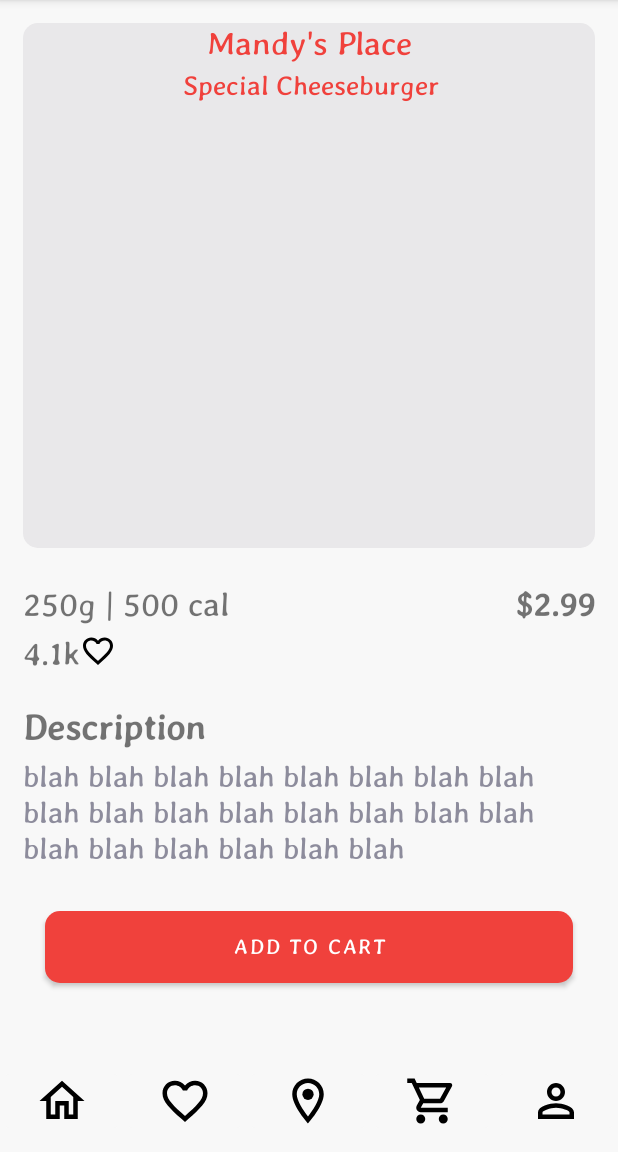
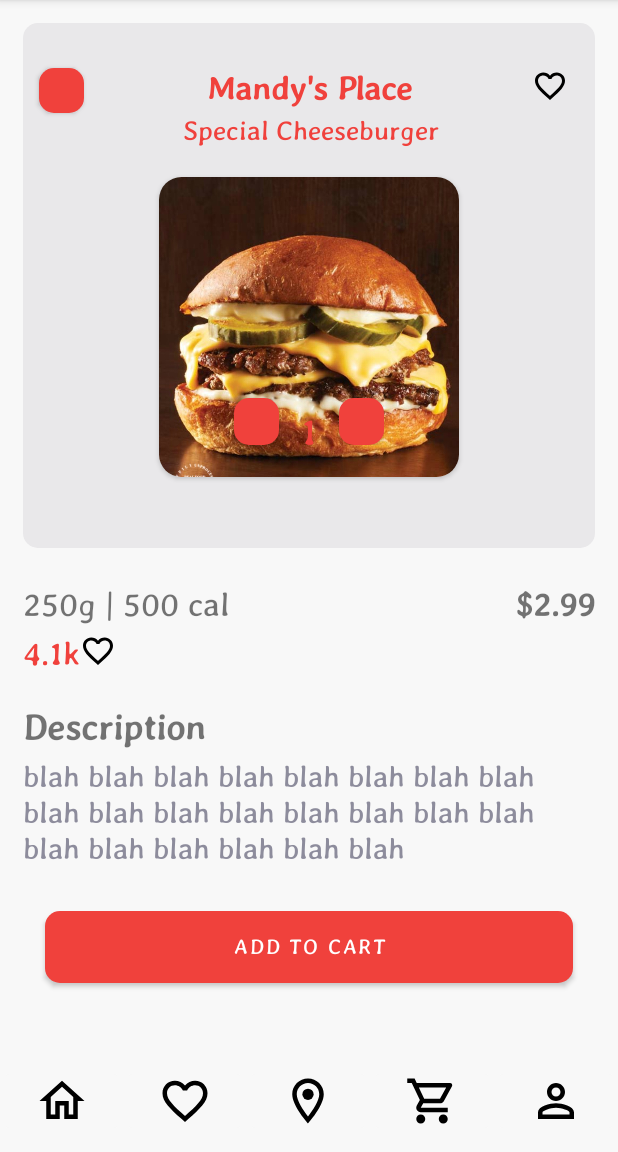
Before and after one commit to mahsaghaderan99/AndroidDemo, an Android app: the screen it shows after launch (MainActivity), on a phone screen of 412 x 824 dp, the part 84-1236 px from its top. Run offline under Robolectric (Android 15) with nearby library versions, the phone set to English and light mode, and no system bars.

Commit message:
Add main image and orther buttons

```diff
--- a/AndroidDemo/app/src/main/res/layout/activity_main.xml
+++ b/AndroidDemo/app/src/main/res/layout/activity_main.xml
@@ -8,16 +8,19 @@
     android:orientation="vertical"
     tools:context=".MainActivity">
 
+
     <androidx.constraintlayout.widget.ConstraintLayout
         android:id="@+id/frameLayout"
         android:layout_width="match_parent"
         android:layout_height="350dp"
         android:layout_margin="15dp"
+        android:layout_marginTop="16dp"
         android:layout_weight="1"
         android:background="@drawable/round_corner"
         android:orientation="vertical"
         android:visibility="visible"
         app:layout_constraintEnd_toEndOf="parent"
+        app:layout_constraintHorizontal_bias="1.0"
         app:layout_constraintStart_toStartOf="parent"
         app:layout_constraintTop_toTopOf="parent">
 
@@ -25,6 +28,7 @@
             android:id="@+id/company_name"
             android:layout_width="wrap_content"
             android:layout_height="wrap_content"
+            android:layout_marginTop="30dp"
             android:clickable="false"
             android:ems="10"
             android:fontFamily="@font/averia_gruesa_libre"
@@ -33,6 +37,7 @@
             android:textAlignment="center"
             android:textAppearance="@style/TextAppearance.AppCompat.Large"
             android:textColor="@color/red"
+            android:textFontWeight="1000"
             app:layout_constraintEnd_toEndOf="parent"
             app:layout_constraintStart_toStartOf="parent"
             app:layout_constraintTop_toTopOf="parent" />
@@ -54,8 +59,105 @@
             app:layout_constraintHorizontal_bias="0.502"
             app:layout_constraintStart_toStartOf="parent"
             app:layout_constraintTop_toBottomOf="@+id/company_name" />
+
+        <androidx.cardview.widget.CardView
+            android:id="@+id/burgurCardView"
+            android:layout_width="200dp"
+            android:layout_height="200dp"
+            android:layout_marginTop="20dp"
+            android:elevation="10dp"
+            app:cardCornerRadius="15dp"
+            app:layout_constraintEnd_toEndOf="parent"
+            app:layout_constraintStart_toStartOf="parent"
+            app:layout_constraintTop_toBottomOf="@+id/item_name">
+
+            <ImageView
+                android:id="@+id/imageView2"
+                android:layout_width="match_parent"
+                android:layout_height="match_parent"
+                android:background="@drawable/round_corner"
+                android:src="@drawable/burger"
+                app:layout_constraintBottom_toBottomOf="parent"
+                app:layout_constraintEnd_toEndOf="parent"
+                app:layout_constraintStart_toStartOf="parent"
+                app:layout_constraintTop_toBottomOf="@+id/item_name"
+
+                />
+        </androidx.cardview.widget.CardView>
+
+        <Button
+            android:id="@+id/button5"
+            android:layout_width="30dp"
+            android:layout_height="30dp"
+            android:layout_marginTop="30dp"
+            android:text="++"
+            android:layout_marginRight="10dp"
+            android:layout_weight="1"
+            android:background="@drawable/button_background"
+            android:textSize="20dp"
+            app:backgroundTint="@color/red"
+            app:layout_constraintEnd_toStartOf="@+id/company_name"
+            app:layout_constraintStart_toStartOf="parent"
+            app:layout_constraintTop_toTopOf="parent" />
+
+        <ImageView
+            android:id="@+id/imageView3"
+            android:layout_width="wrap_content"
+            android:layout_height="wrap_content"
+            app:layout_constraintEnd_toEndOf="parent"
+            app:layout_constraintStart_toEndOf="@+id/company_name"
+            app:layout_constraintTop_toTopOf="parent"
+            android:layout_marginTop="30dp"
+            app:srcCompat="@drawable/ic_favorite_border_black_24dp" />
+
+
     </androidx.constraintlayout.widget.ConstraintLayout>
 
+    <LinearLayout
+        android:layout_width="100dp"
+        android:layout_height="31dp"
+        android:orientation="horizontal"
+        app:layout_constraintEnd_toEndOf="@+id/frameLayout"
+        app:layout_constraintStart_toStartOf="@+id/frameLayout"
+        android:layout_marginTop="-100dp"
+        app:layout_constraintTop_toBottomOf="@+id/frameLayout">
+
+        <Button
+            android:id="@+id/button3"
+            android:layout_width="3dp"
+            android:layout_height="wrap_content"
+            android:layout_marginRight="10dp"
+            android:layout_weight="1"
+            android:background="@drawable/button_background"
+            android:text="+"
+            android:textSize="20dp"
+            app:backgroundTint="@color/red" />
+
+        <TextView
+            android:id="@+id/item_number"
+            android:layout_width="20dp"
+            android:layout_height="wrap_content"
+            android:clickable="false"
+            android:fontFamily="@font/averia_gruesa_libre"
+            android:gravity="center_horizontal"
+            android:text="1"
+            android:textAlignment="center"
+            android:textAppearance="@style/TextAppearance.AppCompat.Medium"
+            android:textColor="@color/red"
+            android:textFontWeight="200"
+            android:textSize="25dp" />
+
+        <Button
+            android:id="@+id/button4"
+            android:layout_width="3dp"
+            android:layout_height="wrap_content"
+            android:layout_marginLeft="10dp"
+            android:layout_weight="1"
+            android:background="@drawable/button_background"
+            android:text="B"
+            android:textSize="20dp"
+            app:backgroundTint="@color/red" />
+    </LinearLayout>
 
     <TextView
         android:id="@+id/textView"
@@ -89,6 +191,7 @@
         android:layout_marginTop="6dp"
         android:fontFamily="@font/averia_gruesa_libre"
         android:text="4.1k"
+        android:textColor="@color/red"
         android:textSize="22sp"
         app:layout_constraintStart_toStartOf="parent"
         app:layout_constraintTop_toBottomOf="@+id/textView" />
@@ -198,4 +301,6 @@
     </LinearLayout>
 
 
+
+
 </androidx.constraintlayout.widget.ConstraintLayout>
```
Also changed, not shown: AndroidDemo/app/src/main/res/drawable/burger.jpg (added).
